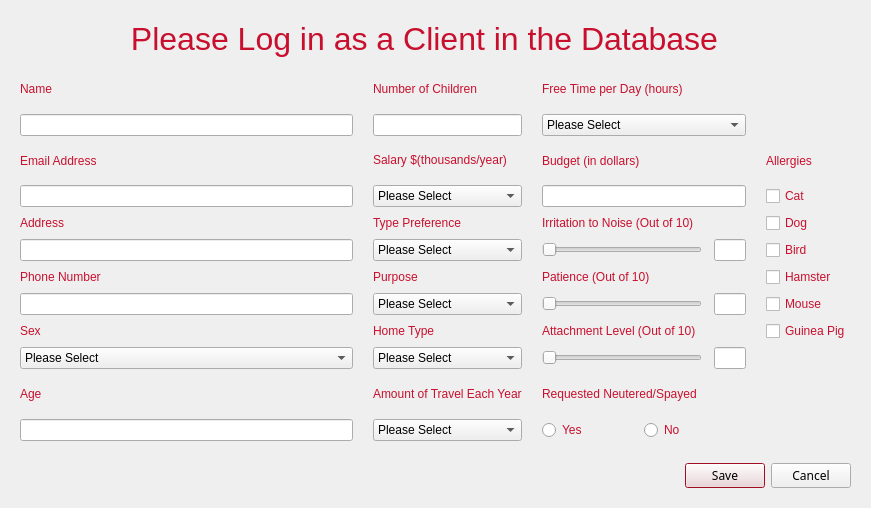
cameronhawtin/Animal-Farm-cuACS, file cuACS/editprofile.ui: the form before one commit.
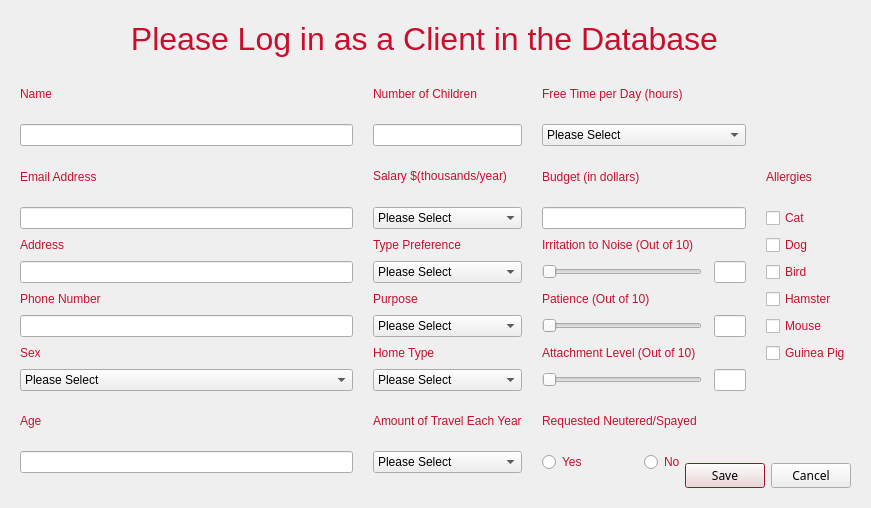
The form after the commit.

```diff
--- a/cuACS/editprofile.ui
+++ b/cuACS/editprofile.ui
@@ -158,7 +158,7 @@
      <x>20</x>
      <y>70</y>
      <width>831</width>
-     <height>371</height>
+     <height>403</height>
     </rect>
    </property>
    <layout class="QGridLayout" name="gridLayout" columnstretch="3,0,0,0">
```
Left out of the diff: 30 changed lines with no effect on the pictures.
